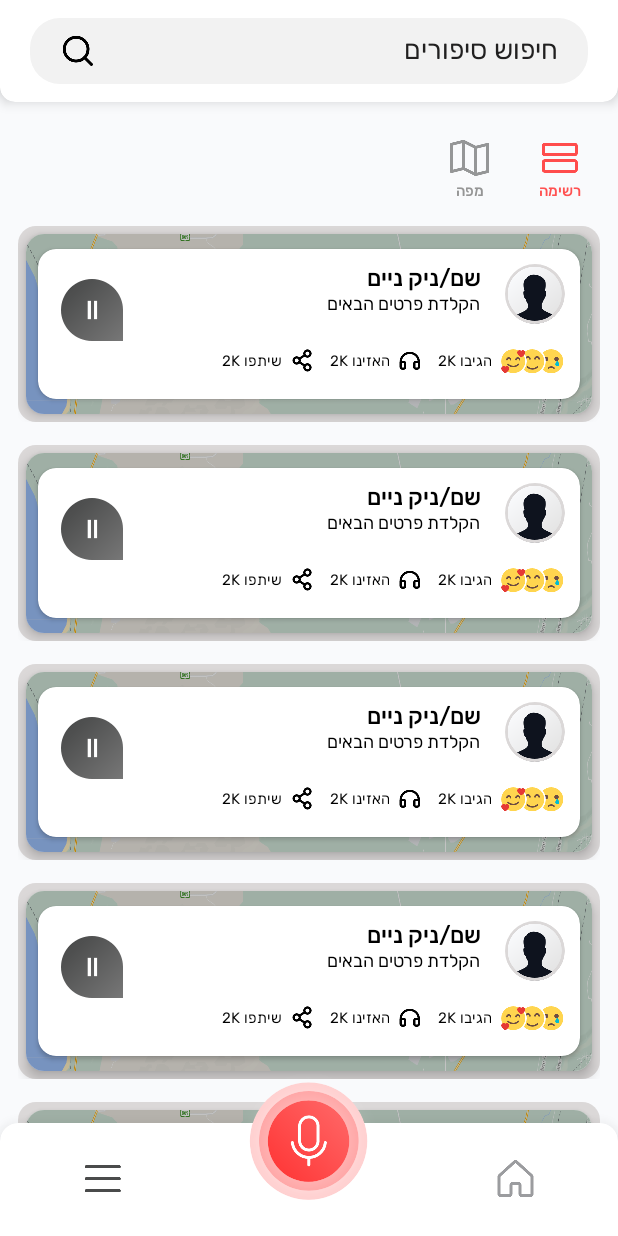
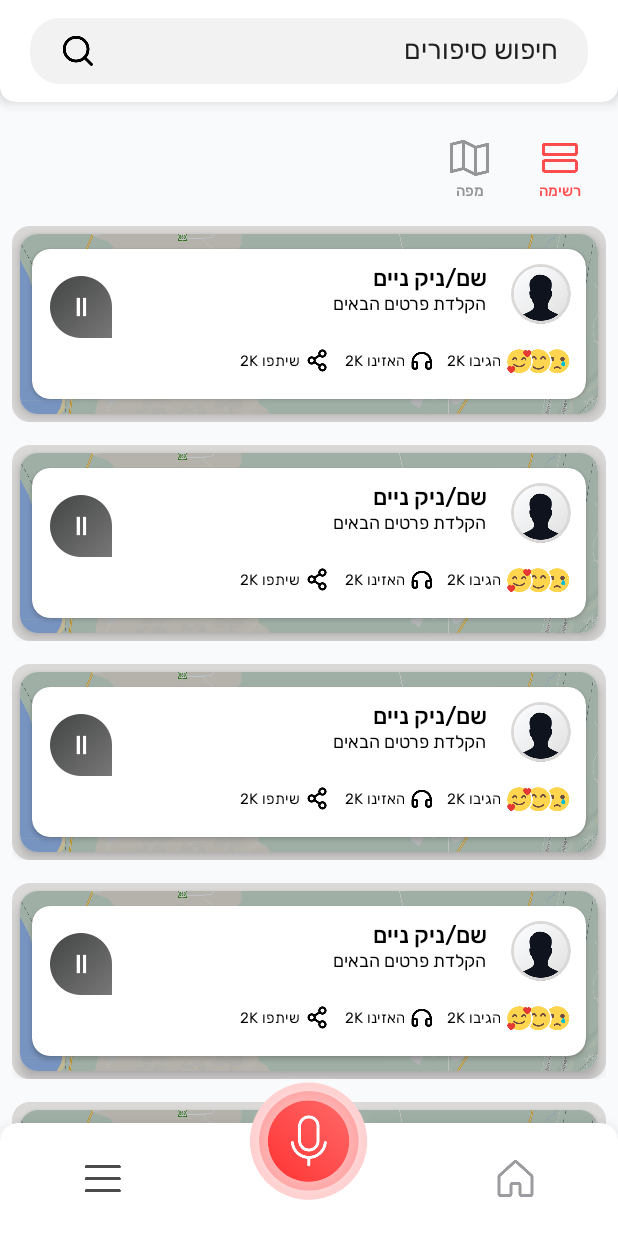
Before and after one commit to shayAslan/RecordApp, an Android app: the RecordingFragment screen opened directly, with no data from a screen before it, on a phone screen of 412 x 824 dp. Run offline under Robolectric (Android 15) with nearby library versions, the phone set to English and light mode, and no system bars; libraries missing offline, so code that uses them is left out: com.etebarian.meowbottomnavigation; 1 statement that could not run was skipped.

Commit message:
no message

```diff
--- a/MusicApplication/app/src/main/res/layout/selected_discovery_layout.xml
+++ b/MusicApplication/app/src/main/res/layout/selected_discovery_layout.xml
@@ -9,8 +9,8 @@
     <LinearLayout
         android:layout_width="match_parent"
         android:layout_height="wrap_content"
-        android:layout_marginStart="12dp"
-        android:layout_marginEnd="12dp"
+        android:layout_marginStart="8dp"
+        android:layout_marginEnd="8dp"
         android:background="@drawable/selected_bg">
 
         <androidx.cardview.widget.CardView
@@ -50,7 +50,7 @@
                         <RelativeLayout
                             android:layout_width="match_parent"
                             android:layout_height="match_parent"
-                            android:layout_marginStart="15dp"
+                            android:layout_marginStart="12dp"
                             android:layout_marginTop="10dp"
                             android:layout_marginEnd="10dp">
 
@@ -59,7 +59,7 @@
                                 android:id="@+id/btn_pause_parent"
                                 android:layout_width="wrap_content"
                                 android:layout_height="match_parent"
-                                android:layout_marginTop="10dp"
+                                android:layout_marginTop="8dp"
                                 android:gravity="top"
                                 android:orientation="vertical">
 
@@ -140,7 +140,6 @@
                                 <LinearLayout
                                     android:layout_width="match_parent"
                                     android:layout_height="match_parent"
-                                    android:layout_marginStart="10dp"
                                     android:gravity="center_vertical|end"
                                     android:orientation="horizontal">
 
@@ -154,7 +153,7 @@
                                             android:id="@+id/lbl_share_counter"
                                             android:layout_width="wrap_content"
                                             android:layout_height="match_parent"
-                                            android:layout_marginEnd="6dp"
+                                            android:layout_marginEnd="4dp"
                                             android:ellipsize="end"
                                             android:fontFamily="@font/rubik_regular"
                                             android:gravity="center_vertical|end"
@@ -182,7 +181,7 @@
                                             android:id="@+id/lbl_listen_counter"
                                             android:layout_width="wrap_content"
                                             android:layout_height="match_parent"
-                                            android:layout_marginEnd="6dp"
+                                            android:layout_marginEnd="4dp"
                                             android:ellipsize="end"
                                             android:fontFamily="@font/rubik_regular"
                                             android:gravity="center_vertical|end"
@@ -203,7 +202,7 @@
                                     <LinearLayout
                                         android:layout_width="wrap_content"
                                         android:layout_height="match_parent"
-                                        android:layout_marginStart="10dp"
+                                        android:layout_marginStart="8dp"
                                         android:gravity="end|center_vertical"
                                         android:orientation="horizontal">
 
@@ -211,7 +210,7 @@
                                             android:id="@+id/lbl_like_counter"
                                             android:layout_width="wrap_content"
                                             android:layout_height="match_parent"
-                                            android:layout_marginEnd="6dp"
+                                            android:layout_marginEnd="4dp"
                                             android:ellipsize="end"
                                             android:fontFamily="@font/rubik_regular"
                                             android:gravity="center_vertical|end"
@@ -225,7 +224,7 @@
                                             android:layout_width="wrap_content"
                                             android:layout_height="wrap_content"
                                             android:layout_marginEnd="-5dp"
-                                            android:elevation="1dp"
+                                            android:elevation="0.3dp"
                                             android:gravity="center_vertical"
                                             android:src="@drawable/smile_heart" />
 
@@ -234,7 +233,7 @@
                                             android:layout_width="wrap_content"
                                             android:layout_height="wrap_content"
                                             android:layout_marginEnd="-5dp"
-                                            android:elevation="0.5dp"
+                                            android:elevation="0.2dp"
                                             android:gravity="center_vertical"
                                             android:src="@drawable/smile" />
 
@@ -242,6 +241,7 @@
                                             android:id="@+id/image_smile_sad"
                                             android:layout_width="wrap_content"
                                             android:layout_height="wrap_content"
+                                            android:elevation="0.1dp"
                                             android:gravity="center_vertical"
                                             android:src="@drawable/crying" />
 
```
Also changed, not shown: MusicApplication/app/src/main/res/layout/unselected_discovery_layout.xml (+11 -10 lines).
